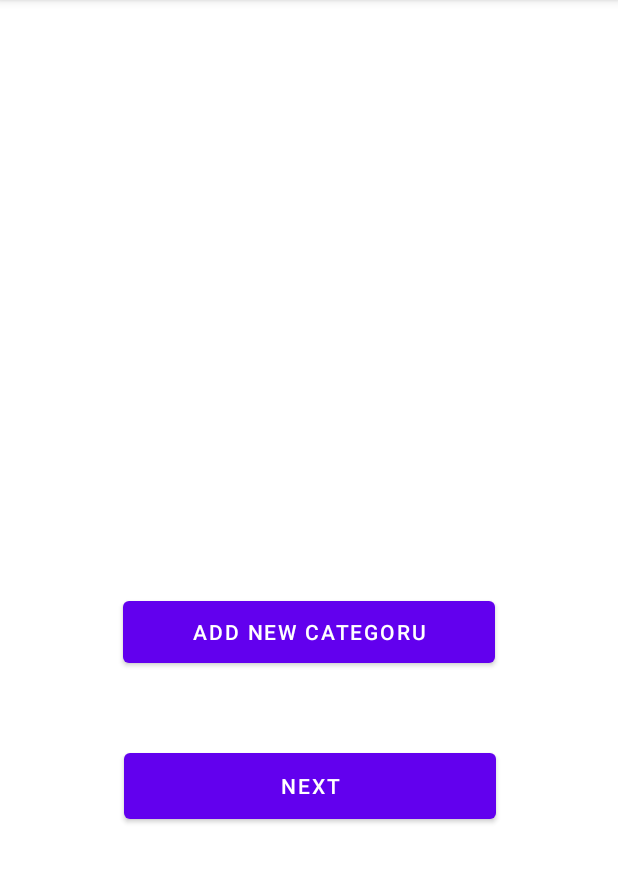
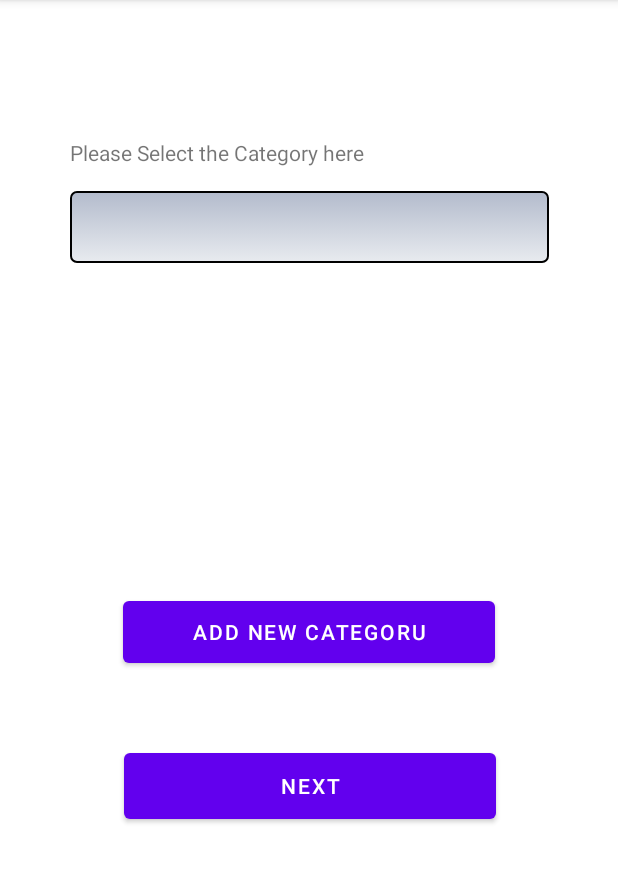
Before and after one commit to bleezebub/BillCategorisation, an Android app: the screen it shows after launch (MainActivity), on a phone screen of 412 x 824 dp, the part 84-967 px from its top. Run offline under Robolectric (Android 15) with nearby library versions, the phone set to English and light mode, and no system bars; our stand-ins replace Firebase (no records; nobody signed in at launch, a user with empty details on screens opened directly).

Commit message:
third commit

```diff
--- a/app/src/main/java/com/example/billsorting/AddCategory.kt
+++ b/app/src/main/java/com/example/billsorting/AddCategory.kt
@@ -1,5 +1,6 @@
 package com.example.billsorting
 
+import android.content.Intent
 import androidx.appcompat.app.AppCompatActivity
 import android.os.Bundle
 import android.util.Log
@@ -23,6 +24,8 @@ class AddCategory : AppCompatActivity() {
         val currentDate = sdf.format(Date())
         val root = FirebaseDatabase.getInstance().getReference("root")
         root.child("categories").child(newCategory.toString()).setValue(currentDate)
+        val intent = Intent(this, MainActivity::class.java)
+        startActivity(intent)
         finish()
     }
 }
--- a/app/src/main/java/com/example/billsorting/MainActivity.kt
+++ b/app/src/main/java/com/example/billsorting/MainActivity.kt
@@ -1,21 +1,60 @@
 package com.example.billsorting
 
 import android.content.Intent
+import android.os.Bundle
+import android.util.Log
+import android.view.View
+import android.widget.ArrayAdapter
+import android.widget.Spinner
 import androidx.appcompat.app.AppCompatActivity
-import android.os.Bundle
-import android.view.View
+import com.google.firebase.database.DataSnapshot
+import com.google.firebase.database.DatabaseError
+import com.google.firebase.database.FirebaseDatabase
+import com.google.firebase.database.ValueEventListener
+
 
 class MainActivity : AppCompatActivity() {
 
     //This if for Categories
+    var arrayList: ArrayList<String> = ArrayList<String>()
     override fun onCreate(savedInstanceState: Bundle?) {
         super.onCreate(savedInstanceState)
         setContentView(R.layout.activity_main)
+
+        val ref = FirebaseDatabase.getInstance().getReference("root").child("categories")
+        ref.addListenerForSingleValueEvent(
+                object : ValueEventListener {
+                    override fun onDataChange(dataSnapshot: DataSnapshot) {
+                        //Get map of categories in datasnapshot
+                        val map = dataSnapshot.value as Map<String?, Any?>?
+
+                        Log.d("categories", map?.keys.toString())
+                        if (map != null) {
+                            for (s in map.keys) {
+                                arrayList.add(s!!)
+                            }
+                            Log.d("categories", arrayList.size.toString())
+                        }
+                    }
+
+                    override fun onCancelled(databaseError: DatabaseError) {
+                        //handle databaseError
+                    }
+                })
+
+
+        val spinner:Spinner = findViewById<Spinner>(R.id.categories_spinner)
+
+        val adapter: ArrayAdapter<String> = ArrayAdapter<String>(this, android.R.layout.simple_spinner_item, arrayList)
+        adapter.setDropDownViewResource(android.R.layout.simple_spinner_dropdown_item)
+        spinner.adapter = adapter
     }
 
     fun addCategory(view: View) {
         val intent = Intent(this, AddCategory::class.java)
         startActivity(intent)
+        finish()
     }
+
     fun nextStep(view: View) {}
 }
--- /dev/null
+++ b/app/src/main/res/drawable/gradient_spinner.xml
@@ -0,0 +1,16 @@
+<?xml version="1.0" encoding="utf-8"?>
+<selector xmlns:android="http://schemas.android.com/apk/res/android">
+    <item><layer-list>
+        <item><shape>
+            <gradient android:angle="90" android:endColor="#B3BBCC" android:startColor="#E8EBEF" android:type="linear" />
+
+            <stroke android:width="1dp" android:color="#000000" />
+
+            <corners android:radius="4dp" />
+
+            <padding android:bottom="3dp" android:left="3dp" android:right="3dp" android:top="3dp" />
+        </shape></item>
+    </layer-list></item>
+
+
+</selector>
--- a/app/src/main/res/layout/activity_main.xml
+++ b/app/src/main/res/layout/activity_main.xml
@@ -6,6 +6,17 @@
     android:layout_height="match_parent"
     tools:context=".MainActivity">
 
+    <Spinner
+        android:id="@+id/categories_spinner"
+        android:layout_width="319dp"
+        android:layout_height="48dp"
+        app:layout_constraintBottom_toTopOf="@+id/add_new_category"
+        app:layout_constraintEnd_toEndOf="parent"
+        app:layout_constraintStart_toStartOf="parent"
+        app:layout_constraintTop_toTopOf="parent"
+        app:layout_constraintVertical_bias="0.359"
+        style="@style/spinner_style"
+        />
 
     <Button
         android:id="@+id/add_new_category"
@@ -29,4 +40,16 @@
         app:layout_constraintHorizontal_bias="0.503"
         app:layout_constraintStart_toStartOf="parent"
         android:onClick="nextStep"/>
+
+    <TextView
+        android:id="@+id/textView"
+        android:layout_width="wrap_content"
+        android:layout_height="wrap_content"
+        android:text="Please Select the Category here"
+        app:layout_constraintBottom_toTopOf="@+id/categories_spinner"
+        app:layout_constraintEnd_toEndOf="parent"
+        app:layout_constraintHorizontal_bias="0.216"
+        app:layout_constraintStart_toStartOf="parent"
+        app:layout_constraintTop_toTopOf="parent"
+        app:layout_constraintVertical_bias="0.849" />
 </androidx.constraintlayout.widget.ConstraintLayout>
--- /dev/null
+++ b/app/src/main/res/values/style.xml
@@ -0,0 +1,14 @@
+<?xml version="1.0" encoding="utf-8"?>
+<resources>
+    <style name="spinner_style">
+        <item name="android:layout_width">match_parent</item>
+        <item name="android:layout_height">wrap_content</item>
+        <item name="android:background">@drawable/gradient_spinner</item>
+        <item name="android:layout_margin">10dp</item>
+        <item name="android:paddingLeft">8dp</item>
+        <item name="android:paddingRight">20dp</item>
+        <item name="android:paddingTop">5dp</item>
+        <item name="android:paddingBottom">5dp</item>
+        <item name="android:popupBackground">#DFFFFFFF</item>
+    </style>
+</resources>
```
